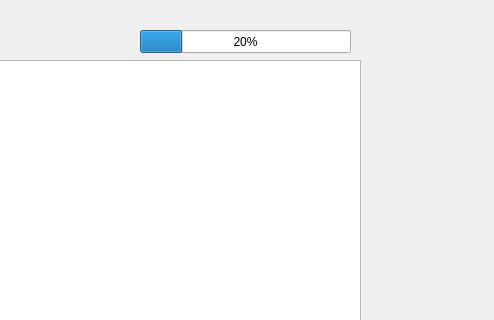
Old version of the form login/rules.ui in the repository Alipour8/SkullKing; both pictures show x 580 to 1074 and y 0 to 320 of the 1074 by 629 pixel window.
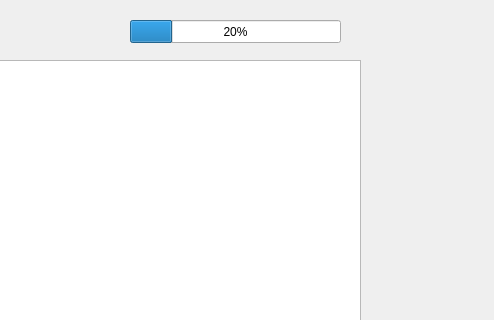
New version of the form. Icons and pictures are not drawn.

What changed in the file:
```diff
--- a/login/rules.ui
+++ b/login/rules.ui
@@ -32,12 +32,15 @@
   <widget class="QProgressBar" name="progressBar">
    <property name="geometry">
     <rect>
-     <x>720</x>
-     <y>30</y>
+     <x>710</x>
+     <y>20</y>
      <width>211</width>
      <height>23</height>
     </rect>
    </property>
+   <property name="styleSheet">
+    <string notr="true">border-image: url(:/new/prefix1/rulles_back.jpg);</string>
+   </property>
    <property name="value">
     <number>20</number>
    </property>
```
Left out of the diff: 12 changed lines with no effect on the pictures.
